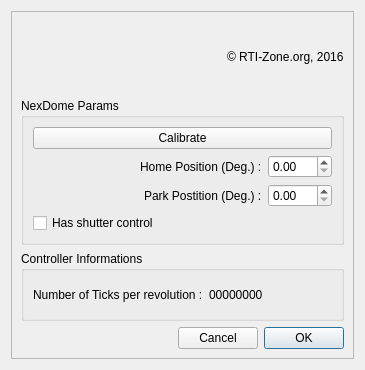
Old version of the form NexDome.ui in the repository rpineau/NexDome.
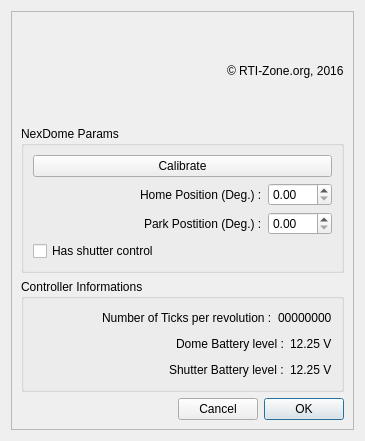
New version of the form. Icons and pictures are not drawn. Custom widgets are drawn as their Qt base class.

Commit message: Report batteriy levels for the dome and the shutter

Diff of the .ui file:
```diff
--- a/NexDome.ui
+++ b/NexDome.ui
@@ -7,7 +7,7 @@
     <x>0</x>
     <y>0</y>
     <width>365</width>
-    <height>370</height>
+    <height>441</height>
    </rect>
   </property>
   <property name="minimumSize">
@@ -84,8 +84,52 @@
          <string>Controller Informations</string>
         </property>
         <layout class="QGridLayout" name="gridLayout_3">
+         <item row="2" column="0">
+          <layout class="QHBoxLayout" name="horizontalLayout_7">
+           <item>
+            <spacer name="horizontalSpacer_5">
+             <property name="orientation">
+              <enum>Qt::Horizontal</enum>
+             </property>
+             <property name="sizeHint" stdset="0">
+              <size>
+               <width>40</width>
+               <height>20</height>
+              </size>
+             </property>
+            </spacer>
+           </item>
+           <item>
+            <widget class="QLabel" name="label_5">
+             <property name="text">
+              <string>Shutter Battery level :</string>
+             </property>
+            </widget>
+           </item>
+           <item>
+            <widget class="QLabel" name="shutterBatteryLevel">
+             <property name="text">
+              <string>12.25 V</string>
+             </property>
+            </widget>
+           </item>
+          </layout>
+         </item>
          <item row="0" column="0">
           <layout class="QHBoxLayout" name="horizontalLayout">
+           <item>
+            <spacer name="horizontalSpacer_6">
+             <property name="orientation">
+              <enum>Qt::Horizontal</enum>
+             </property>
+             <property name="sizeHint" stdset="0">
+              <size>
+               <width>40</width>
+               <height>20</height>
+              </size>
+             </property>
+            </spacer>
+           </item>
            <item>
             <widget class="QLabel" name="label">
              <property name="text">
@@ -102,6 +146,37 @@
            </item>
           </layout>
          </item>
+         <item row="1" column="0">
+          <layout class="QHBoxLayout" name="horizontalLayout_6">
+           <item>
+            <spacer name="horizontalSpacer_7">
+             <property name="orientation">
+              <enum>Qt::Horizontal</enum>
+             </property>
+             <property name="sizeHint" stdset="0">
+              <size>
+               <width>40</width>
+               <height>20</height>
+              </size>
+             </property>
+            </spacer>
+           </item>
+           <item>
+            <widget class="QLabel" name="label_7">
+             <property name="text">
+              <string>Dome Battery level :</string>
+             </property>
+            </widget>
+           </item>
+           <item>
+            <widget class="QLabel" name="domeBatteryLevel">
+             <property name="text">
+              <string>12.25 V</string>
+             </property>
+            </widget>
+           </item>
+          </layout>
+         </item>
         </layout>
        </widget>
       </item>
```
The commit also changes 3 other files.
